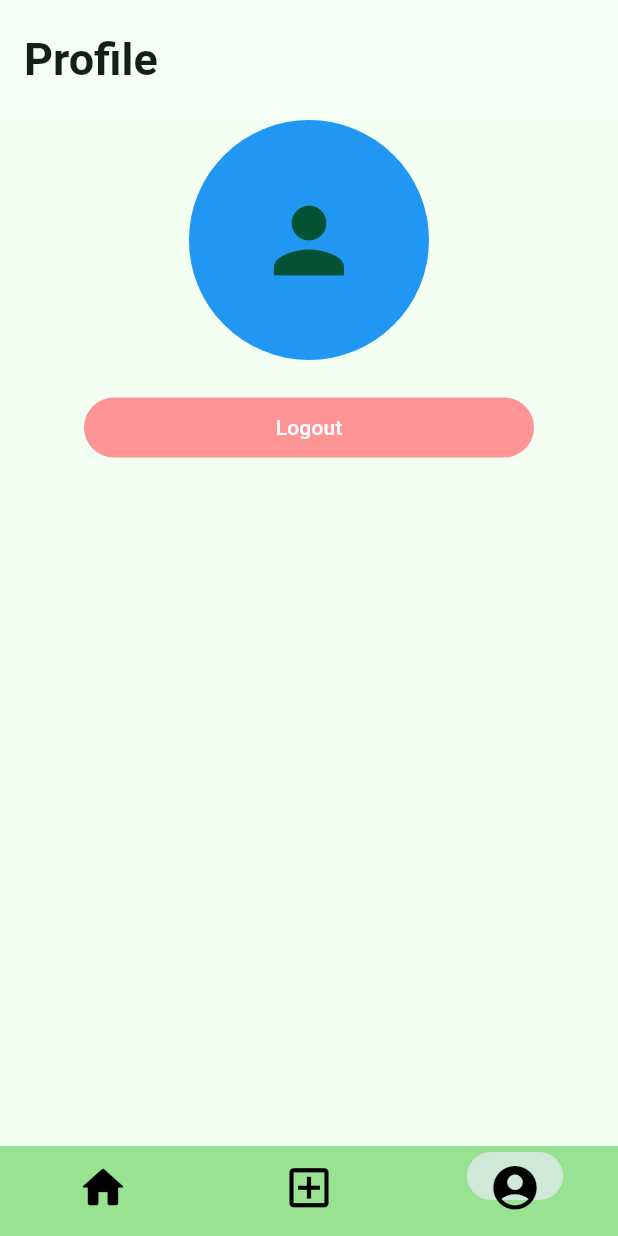
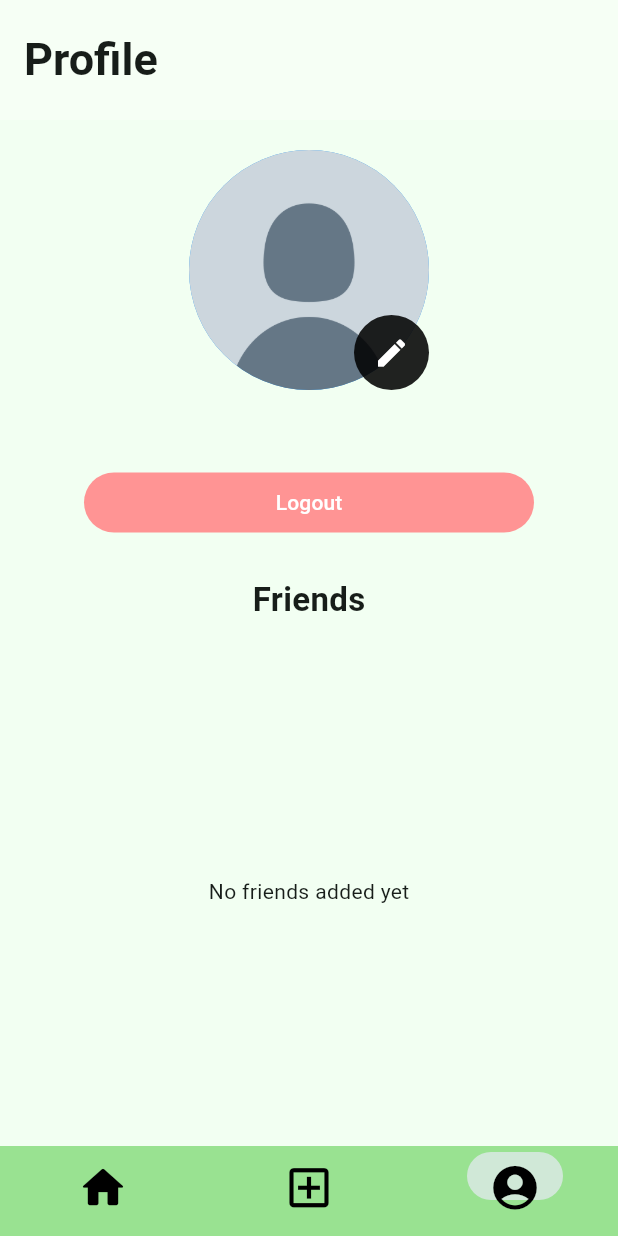
Before and after one commit to splacito12/Slice, a Flutter app: the screen it shows once a user with an empty profile is signed in, item 3 of the bottom bar chosen, on a phone screen of 412 x 824 dp. Run offline on Flutter 3.47's test engine with Material 3 defaults, Android fonts, the phone set to English and light mode, and no system bars; our stand-ins replace chat_bubbles, cloud_firestore, firebase_auth, firebase_core, firebase_storage, image_picker and 1 more; accounts and stored records are empty.

Commit message:
prelim profile pic change

```diff
--- a/slice/lib/views/pages/profile_page.dart
+++ b/slice/lib/views/pages/profile_page.dart
@@ -1,25 +1,76 @@
+import 'dart:io';
 import 'package:flutter/material.dart';
+import 'package:firebase_auth/firebase_auth.dart';
+import 'package:cloud_firestore/cloud_firestore.dart';
 import 'package:slice/services/auth/auth_service.dart';
 import 'package:slice/data/notifiers.dart';
-import 'package:firebase_auth/firebase_auth.dart';
-class ProfilePage extends StatelessWidget {
+import 'package:slice/services/media_service.dart';
+
+class ProfilePage extends StatefulWidget {
   const ProfilePage({super.key});
+
+  @override
+  State<ProfilePage> createState() => _ProfilePageState();
+}
+
+class _ProfilePageState extends State<ProfilePage> {
+  final MediaService _mediaService = MediaService();
 
   void logOut() {
     final _auth = AuthService();
     _auth.signOut();
   }
 
+  Future<void> unfriend(String friendUid) async {
+    final uid = FirebaseAuth.instance.currentUser!.uid;
+
+    await FirebaseFirestore.instance
+        .collection('users')
+        .doc(uid)
+        .collection('friends')
+        .doc(friendUid)
+        .delete();
+
+    await FirebaseFirestore.instance
+        .collection('users')
+        .doc(friendUid)
+        .collection('friends')
+        .doc(uid)
+        .delete();
+  }
+
+  Future<void> changeProfilePicture() async {
+    final user = FirebaseAuth.instance.currentUser!;
+    final uid = user.uid;
+
+    File? image = await _mediaService.pickMedia(true);
+    if (image == null) return;
+
+    // Upload file
+    final url = await _mediaService.uploadProfilePic(image, uid);
+
+    // Update BOTH Auth + Firestore
+    await user.updatePhotoURL(url);
+
+    await FirebaseFirestore.instance
+        .collection("users")
+        .doc(uid)
+        .update({"profilePic": url});
+
+    setState(() {}); // UI refresh (Firestore stream handles photo)
+  }
+
   @override
   Widget build(BuildContext context) {
-    final user = FirebaseAuth.instance.currentUser;
-    final username = user?.displayName ?? 'User';
+    final user = FirebaseAuth.instance.currentUser!;
+    final username = user.displayName ?? "User";
+    final uid = user.uid;
 
     return Scaffold(
       appBar: AppBar(
-        backgroundColor: Color.fromRGBO(246, 255, 245, 1),
+        backgroundColor: const Color.fromRGBO(246, 255, 245, 1),
         toolbarHeight: 80,
-        title: Text(
+        title: const Text(
           "Profile",
           style: TextStyle(fontSize: 30, fontWeight: FontWeight.bold),
         ),
@@ -28,29 +79,141 @@ class ProfilePage extends StatelessWidget {
       body: Center(
         child: Column(
           children: [
+            const SizedBox(height: 20),
+
+            // -------------------------
+            // PROFILE PIC (stream updates instantly on Web)
+            // -------------------------
+            StreamBuilder<DocumentSnapshot>(
+              stream: FirebaseFirestore.instance
+                  .collection("users")
+                  .doc(uid)
+                  .snapshots(),
+              builder: (context, snapshot) {
+                if (!snapshot.hasData) {
+                  return const CircleAvatar(
+                    radius: 80,
+                    backgroundImage:
+                        AssetImage('assets/default_profile.png'),
+                  );
+                }
+
+                final data = snapshot.data!.data() as Map<String, dynamic>;
+                final photoURL = data["profilePic"] ?? "";
+
+                return Stack(
+                  alignment: Alignment.bottomRight,
+                  children: [
                     CircleAvatar(
                       backgroundColor: Colors.blue,
                       radius: 80,
-              child: Icon(Icons.person, size: 70,),
+                      backgroundImage: (photoURL.isNotEmpty)
+                          ? NetworkImage(
+                              "$photoURL?ts=${DateTime.now().millisecondsSinceEpoch}",
+                            )
+                          : const AssetImage('assets/default_profile.png')
+                              as ImageProvider,
                     ),
+                    CircleAvatar(
+                      radius: 25,
+                      backgroundColor: Colors.black87,
+                      child: IconButton(
+                        icon: const Icon(Icons.edit, color: Colors.white),
+                        onPressed: changeProfilePicture,
+                      ),
+                    ),
+                  ],
+                );
+              },
+            ),
+
+            const SizedBox(height: 10),
+
+            // Username
             Text(username),
+
+            const SizedBox(height: 20),
+
+            // Logout button
             SizedBox(
               width: 300,
               child: FilledButton(
                 style: FilledButton.styleFrom(
-                    backgroundColor: Color.fromARGB(255, 255, 148, 148),
+                  backgroundColor: const Color.fromARGB(255, 255, 148, 148),
                 ),
                 onPressed: () {
-                    debugPrint('LOGOUT');
                   logOut();
                   currentPageNotifier = ValueNotifier(0);
                 },
-                  child: Text('Logout'),
+                child: const Text('Logout'),
+              ),
+            ),
+
+            const SizedBox(height: 25),
+
+            const Text(
+              "Friends",
+              style: TextStyle(fontSize: 22, fontWeight: FontWeight.bold),
+            ),
+
+            const SizedBox(height: 10),
+
+            // -------------------------
+            // FRIEND LIST
+            // -------------------------
+            Expanded(
+              child: StreamBuilder<QuerySnapshot>(
+                stream: FirebaseFirestore.instance
+                    .collection('users')
+                    .doc(uid)
+                    .collection('friends')
+                    .snapshots(),
+                builder: (context, snap) {
+                  if (!snap.hasData) {
+                    return const Center(child: CircularProgressIndicator());
+                  }
+
+                  final docs = snap.data!.docs;
+                  if (docs.isEmpty) {
+                    return const Center(child: Text("No friends added yet"));
+                  }
+
+                  return ListView.builder(
+                    itemCount: docs.length,
+                    itemBuilder: (context, index) {
+                      final data =
+                          docs[index].data() as Map<String, dynamic>;
+                      final friendUid = data["friendUid"];
+                      final friendName = data["username"];
+                      final friendPic = data["profilePic"] ?? "";
+
+                      return ListTile(
+                        leading: CircleAvatar(
+                          radius: 30,
+                          backgroundImage: (friendPic.isNotEmpty)
+                              ? NetworkImage(
+                                  "$friendPic?ts=${DateTime.now().millisecondsSinceEpoch}",
+                                )
+                              : const AssetImage('assets/default_profile.png')
+                                  as ImageProvider,
+                        ),
+                        title: Text(friendName),
+                        trailing: IconButton(
+                          icon: const Icon(
+                            Icons.remove_circle,
+                            color: Colors.red,
+                          ),
+                          onPressed: () => unfriend(friendUid),
+                        ),
+                      );
+                    },
+                  );
+                },
               ),
             ),
           ],
         ),
-      )
+      ),
     );
   }
 }
--- a/slice/pubspec.yaml
+++ b/slice/pubspec.yaml
@@ -68,6 +68,7 @@ flutter:
   assets:
     - assets/slice_logo.jpeg
     - assets/google.png
+    - assets/default_profile.png
 
   # To add assets to your application, add an assets section, like this:
   # assets:
```
Also changed, not shown: slice/lib/services/media_service.dart (+24 -15 lines), slice/pubspec.lock, 6 other files. Lines whose indentation alone changed are shown as unchanged.
